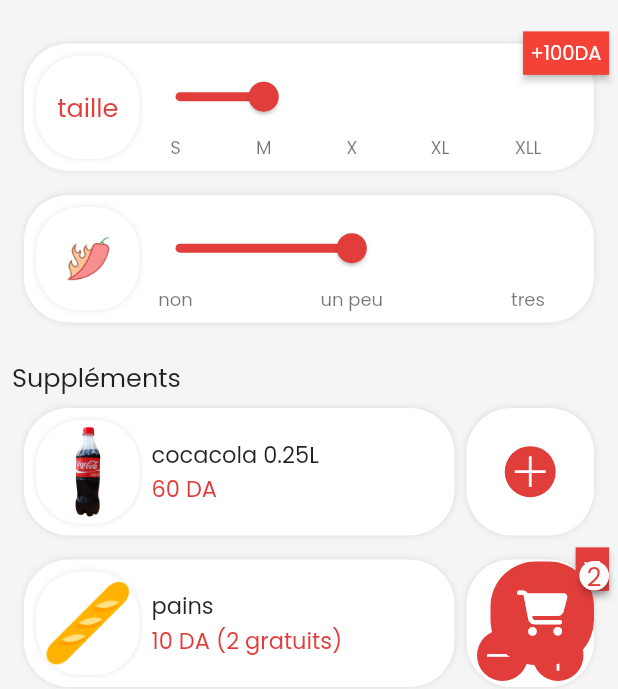
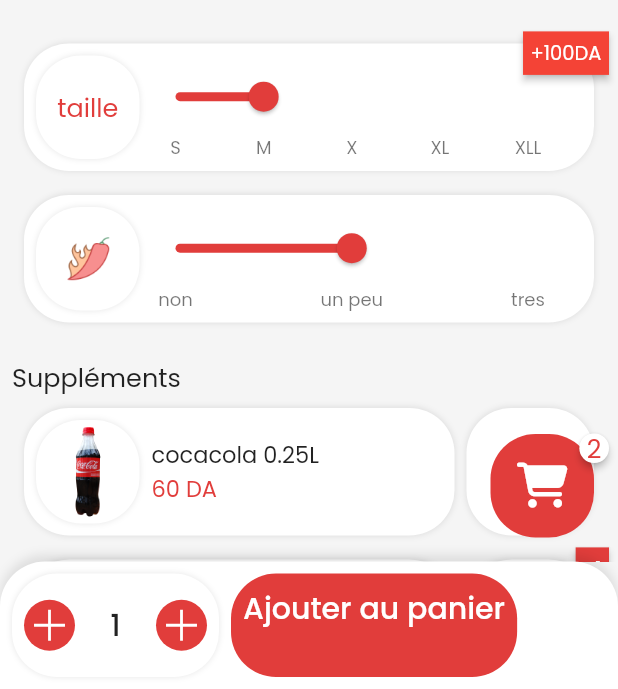
Before and after one commit to HoussemRabah/maclat, a Flutter app: the FoodConfigScreen screen opened directly, on a phone screen of 412 x 824 dp, the part 547-1236 px from its top. Run offline on Flutter 3.47's test engine with Material 2 defaults, Android fonts, the phone set to English and light mode, and no system bars; drawn by our look-alikes of badges, syncfusion_flutter_sliders; our stand-ins replace blur, card_swiper, dots_indicator, flutter_custom_clippers, flutter_svg, font_awesome_flutter and 2 more.

Commit message:
add add to panier

```diff
--- a/lib/UI/Screens/foodconfig.dart
+++ b/lib/UI/Screens/foodconfig.dart
@@ -4,6 +4,7 @@ import 'package:mbh/Logic/Modules/food.dart';
 import 'package:mbh/UI/Widgets/appbar.dart';
 import 'package:mbh/UI/Widgets/config.dart';
 import 'package:mbh/UI/Widgets/configSup.dart';
+import 'package:mbh/UI/Widgets/counter.dart';
 import 'package:mbh/UI/Widgets/panier.dart';
 
 class FoodConfigScreen extends StatefulWidget {
@@ -20,6 +21,34 @@ class _FoodConfigScreenState extends State<FoodConfigScreen> {
       child: Scaffold(
         backgroundColor: backColor,
         floatingActionButton: Panier(),
+        bottomNavigationBar: Container(
+          child: Row(
+            children: [
+              Counter(limit: 50),
+              SizedBox(width: 8.0),
+              Container(
+                height: 69.0,
+                decoration: BoxDecoration(
+                  borderRadius: radius,
+                  color: mainColor,
+                ),
+                padding: EdgeInsets.all(8.0),
+                child: Text(
+                  "Ajouter au panier",
+                  style: textStyleSouTitle.copyWith(color: inColor),
+                ),
+              ),
+            ],
+          ),
+          padding: EdgeInsets.all(8.0),
+          decoration: BoxDecoration(
+              borderRadius: BorderRadius.only(
+                topLeft: Radius.circular(30),
+                topRight: Radius.circular(30),
+              ),
+              color: inColor,
+              boxShadow: navigationBarShadows),
+        ),
         body: Stack(
           children: [
             SingleChildScrollView(
@@ -131,7 +160,7 @@ class _FoodConfigScreenState extends State<FoodConfigScreen> {
                         ),
                       ),
                       SizedBox(
-                        height: 64.0,
+                        height: 69.0,
                       ),
                     ],
                   )
--- a/lib/UI/Widgets/counter.dart
+++ b/lib/UI/Widgets/counter.dart
@@ -1,25 +1,70 @@
 import 'package:flutter/material.dart';
+import 'package:line_icons/line_icons.dart';
 import 'package:mbh/Core/constants.dart';
 
 class Counter extends StatefulWidget {
-  final int counte;
   final int limit;
-  const Counter({Key? key, required this.counte, required this.limit})
-      : super(key: key);
+  const Counter({Key? key, required this.limit}) : super(key: key);
 
   @override
   State<Counter> createState() => _CounterState();
 }
 
+int counte = 1;
+
 class _CounterState extends State<Counter> {
   @override
   Widget build(BuildContext context) {
     return Container(
+      height: 69.0,
+      width: 69.0 * 2,
       decoration: BoxDecoration(
           borderRadius: radius, color: inColor, boxShadow: shadows),
       padding: EdgeInsets.all(8.0),
       child: Row(
-        children: [],
+        mainAxisAlignment: MainAxisAlignment.spaceBetween,
+        children: [
+          GestureDetector(
+            onTap: () {
+              if (counte != 0) counte--;
+              setState(() {});
+            },
+            child: Container(
+              decoration: BoxDecoration(
+                color: mainColor,
+                borderRadius: radius,
+              ),
+              padding: EdgeInsets.all(2.0),
+              child: Icon(
+                LineIcons.plus,
+                color: inColor,
+                size: 30,
+              ),
+            ),
+          ),
+          Text(
+            "${counte}",
+            style: textStyleSouTitle,
+          ),
+          GestureDetector(
+            onTap: () {
+              if (counte != widget.limit) counte++;
+              setState(() {});
+            },
+            child: Container(
+              decoration: BoxDecoration(
+                color: mainColor,
+                borderRadius: radius,
+              ),
+              padding: EdgeInsets.all(2.0),
+              child: Icon(
+                LineIcons.plus,
+                color: inColor,
+                size: 30,
+              ),
+            ),
+          ),
+        ],
       ),
     );
   }
```
